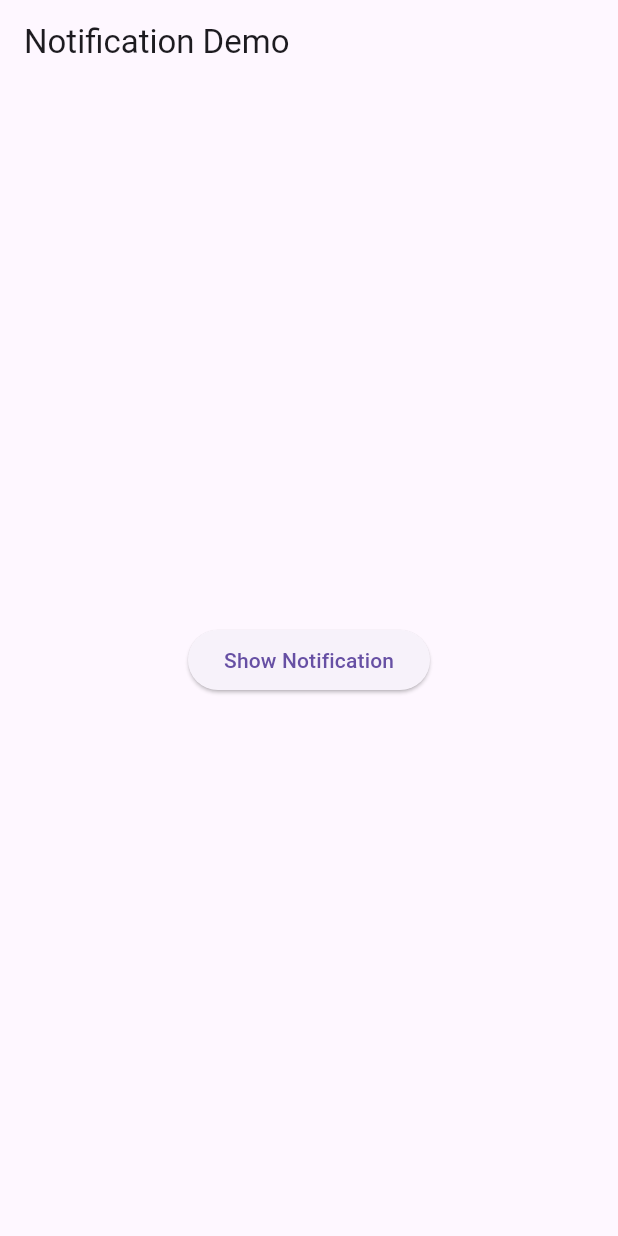
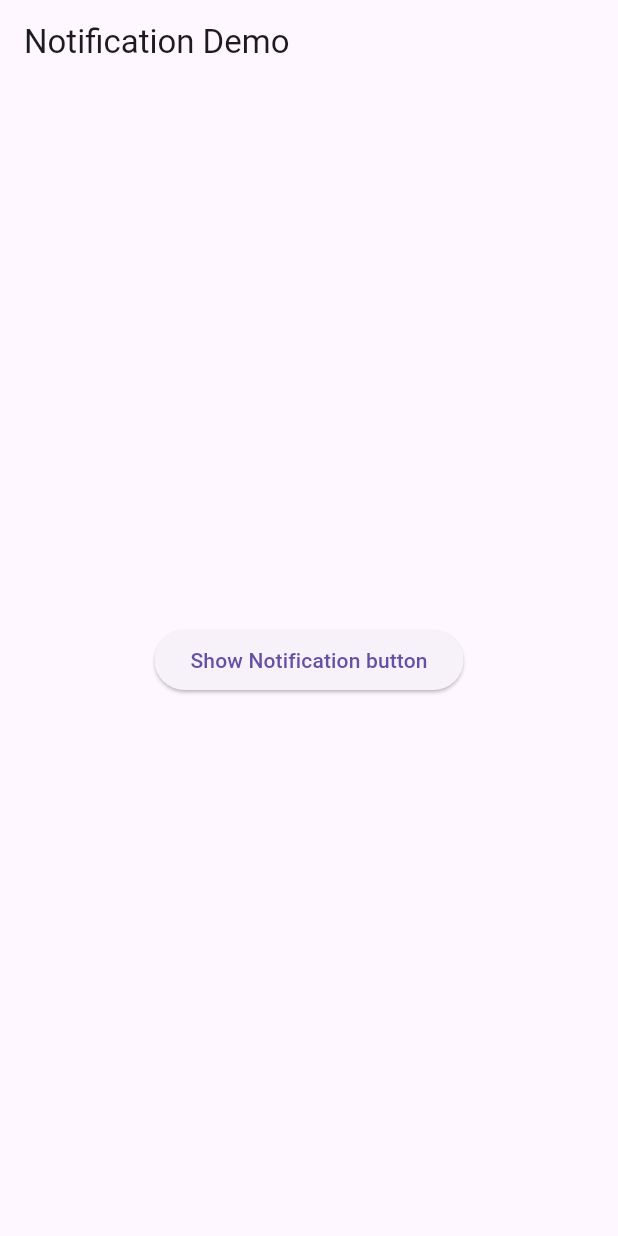
Before and after one commit to abdulmalick42/localnotification, a Flutter app: the screen it shows after launch, on a phone screen of 412 x 824 dp. Run offline on Flutter 3.47's test engine with Material 3 defaults, Android fonts, the light colour scheme and no system bars; our stand-ins replace flutter_local_notifications; missing offline and left inert: screen_state.

Commit message:
add text on button

```diff
--- a/lib/main.dart
+++ b/lib/main.dart
@@ -83,7 +83,7 @@ class _MyAppState extends State<MyApp> {
               // Button press -> show notification
               _showNotification("Button Pressed", "This is your notification.");
             },
-            child: const Text("Show Notification"),
+            child: const Text("Show Notification button"),
           ),
         ),
       ),
```
